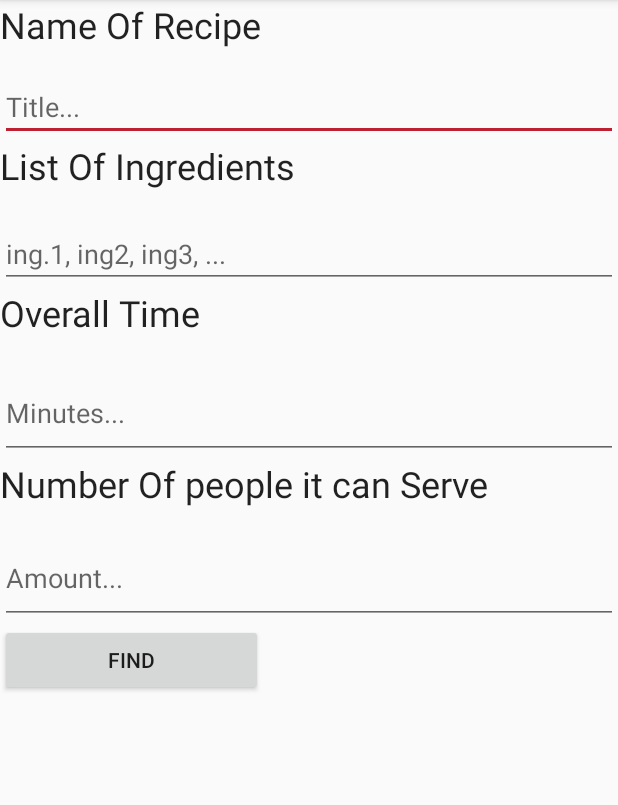
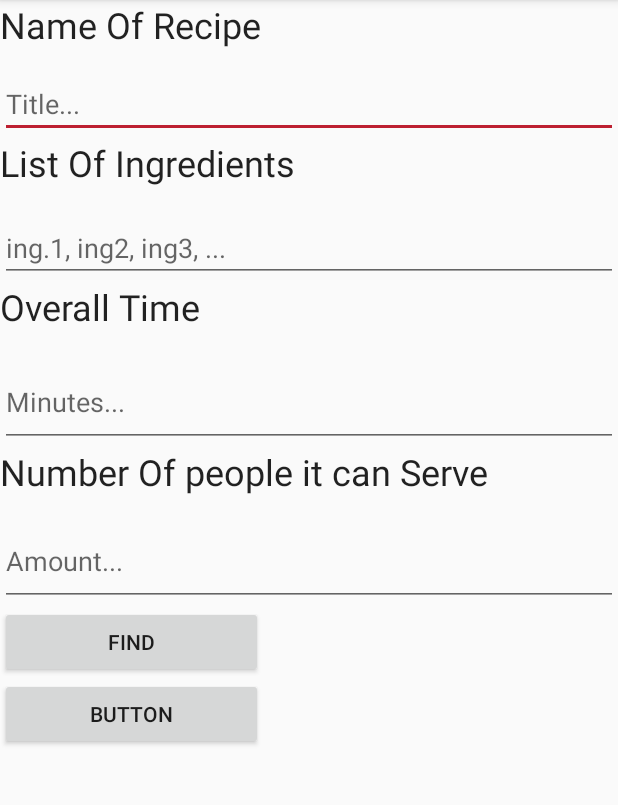
Before and after one commit to T-plusplus/HackISU, an Android app: the Filter_Activity screen opened directly, with no data from a screen before it, on a phone screen of 412 x 824 dp, the part 84-889 px from its top. Run offline under Robolectric (Android 15) with nearby library versions, the phone set to English and light mode, and no system bars; 1 statement that could not run was skipped.

Commit message:
Re-push.

```diff
--- a/CookBook/app/src/main/res/layout/activity_filter_.xml
+++ b/CookBook/app/src/main/res/layout/activity_filter_.xml
@@ -90,4 +90,10 @@
         android:layout_height="wrap_content"
         android:text="Find" />
 
+    <Button
+        android:id="@+id/button2"
+        android:layout_width="175dp"
+        android:layout_height="wrap_content"
+        android:text="Button" />
+
 </LinearLayout >
```
